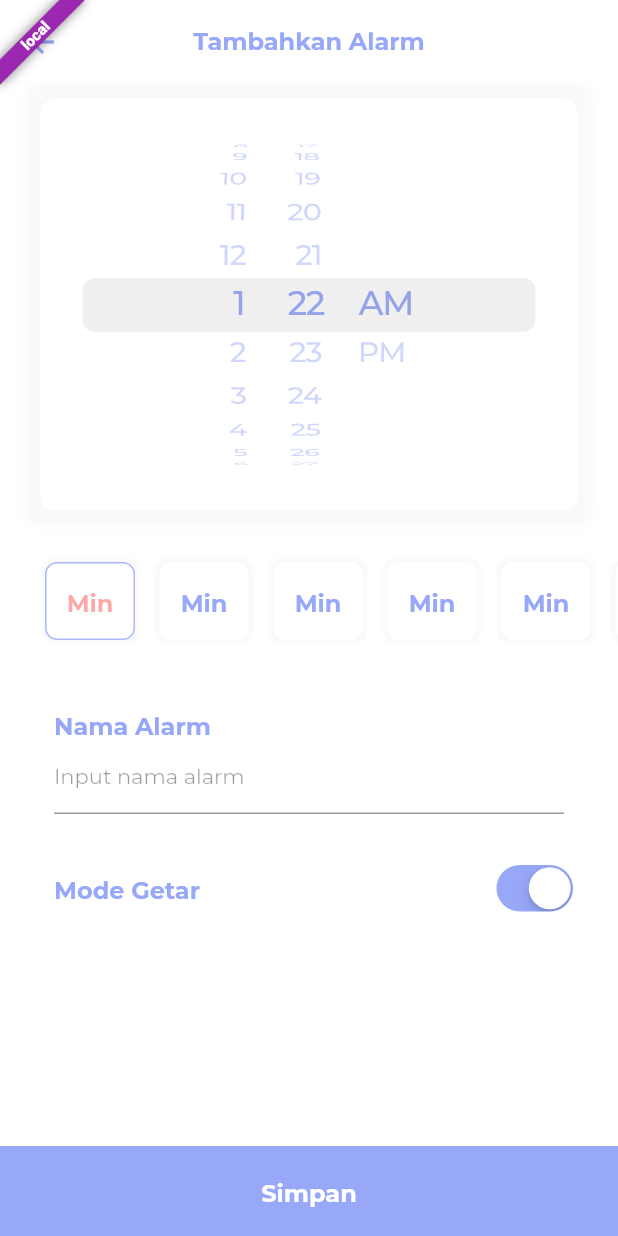
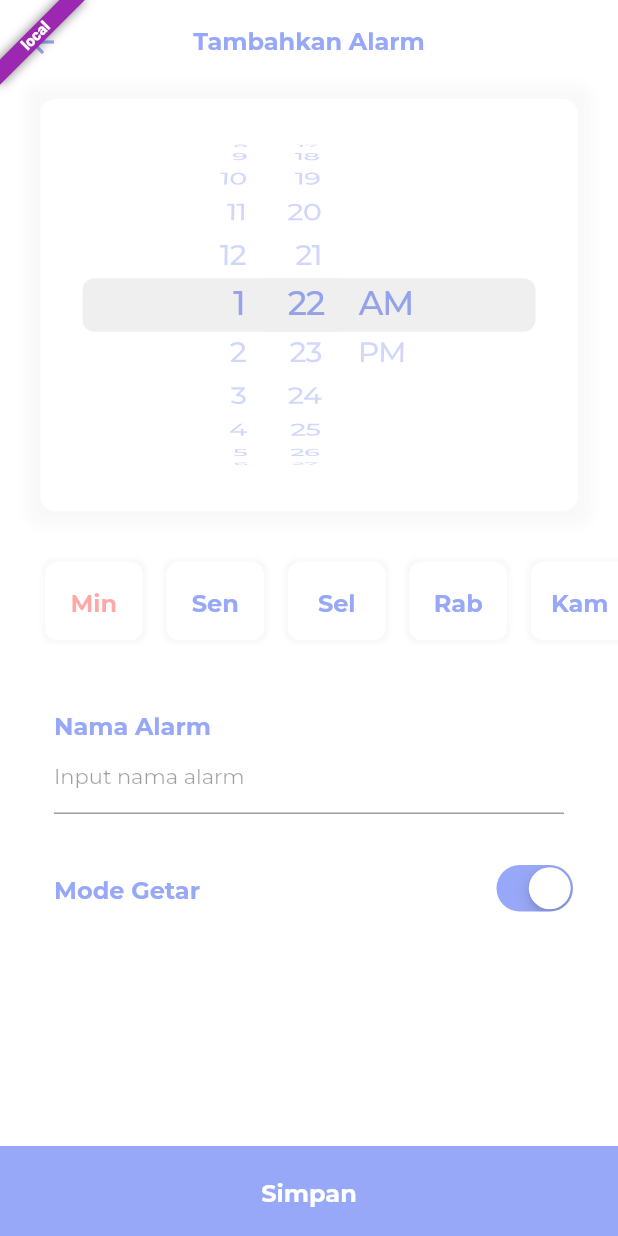
Before and after one commit to milzamhibatullah/digital_clock, a Flutter app: the CreateAlarmPage screen opened by its route, after a tap on an icon or button, on a phone screen of 412 x 824 dp. Run offline on Flutter 3.47's test engine with Material 2 defaults, Android fonts, the light colour scheme and no system bars; our stand-ins replace flutter_secure_storage, get, google_fonts; accounts and stored records are empty.

Commit message:
initial repeat days on controller

```diff
--- /dev/null
+++ b/lib/domain/core/model/days.model.dart
@@ -0,0 +1,6 @@
+
+class DayModel {
+  final String name;
+  bool selected;
+  DayModel({required this.name,required this.selected});
+}
--- a/lib/presentation/home/alarm/create.alarm.page.dart
+++ b/lib/presentation/home/alarm/create.alarm.page.dart
@@ -10,7 +10,12 @@ class CreateAlarmPage extends GetView<HomeController> {
 
   @override
   Widget build(BuildContext context) {
-    return Scaffold(
+    return WillPopScope(
+        onWillPop: (){
+          controller.resetDays();
+          return Future.value(true);
+        },
+        child: Obx(()=>Scaffold(
           backgroundColor: Colors.white,
           extendBodyBehindAppBar: true,
           appBar: AppBar(
@@ -92,9 +97,14 @@ class CreateAlarmPage extends GetView<HomeController> {
                       scrollDirection: Axis.horizontal,
                       padding: const EdgeInsets.all(4.0),
                       children: List.generate(
-                    7,
-                    (index) => Container(
-                      width: 60.0,
+                        controller.days.value.length,
+                            (index) => GestureDetector(
+                          onTap: () {
+                            controller.selectDays(index);
+                          },
+                          behavior: HitTestBehavior.opaque,
+                          child: Container(
+                            width: 65.0,
                             padding: const EdgeInsets.all(10.0),
                             margin: EdgeInsets.only(
                                 left: index == 0 ? 26.0 : 16.0,
@@ -103,8 +113,10 @@ class CreateAlarmPage extends GetView<HomeController> {
                                 color: Colors.white,
                                 borderRadius: BorderRadius.circular(8.0),
                                 border: Border.all(
-                              color: index == 0
-                                  ? AppsColor.primaryColor.withOpacity(0.8)
+                                    color: controller
+                                        .days.value[index].selected
+                                        ? AppsColor.primaryColor
+                                        .withOpacity(0.8)
                                         : Colors.white),
                                 boxShadow: [
                                   BoxShadow(
@@ -114,10 +126,11 @@ class CreateAlarmPage extends GetView<HomeController> {
                                 ]),
                             child: Center(
                               child: appText.title(
-                            text: 'Min',
+                                  text: controller.days.value[index].name,
                                   color: index == 0
                                       ? Colors.redAccent.withOpacity(0.5)
                                       : AppsColor.primaryColor),
+                            ),
                           ),
                         ),
                       ),
@@ -135,13 +148,15 @@ class CreateAlarmPage extends GetView<HomeController> {
                       crossAxisAlignment: CrossAxisAlignment.start,
                       children: [
                         appText.title(
-                        text: 'Nama Alarm', color: AppsColor.primaryColor),
+                            text: 'Nama Alarm',
+                            color: AppsColor.primaryColor),
                         TextFormField(
                           style: appText.styles(),
                           decoration: InputDecoration(
                               hintText: 'Input nama alarm',
                               hintStyle: appText.styles(
-                              color: Colors.black38, weigth: FontWeight.normal),
+                                  color: Colors.black38,
+                                  weigth: FontWeight.normal),
                               focusedBorder: const UnderlineInputBorder(
                                   borderSide: BorderSide.none)),
                         ),
@@ -164,7 +179,8 @@ class CreateAlarmPage extends GetView<HomeController> {
                         Expanded(
                           flex: 1,
                           child: appText.title(
-                          text: 'Mode Getar', color: AppsColor.primaryColor),
+                              text: 'Mode Getar',
+                              color: AppsColor.primaryColor),
                         ),
                         CupertinoSwitch(
                           value: true,
@@ -180,6 +196,6 @@ class CreateAlarmPage extends GetView<HomeController> {
               ),
             ),
           ),
-    );
+        )));
   }
 }
--- a/lib/presentation/home/controllers/home.controller.dart
+++ b/lib/presentation/home/controllers/home.controller.dart
@@ -1,11 +1,48 @@
+import 'package:Dclock/domain/core/model/days.model.dart';
 import 'package:get/get.dart';
 
 class HomeController extends GetxController {
-  //TODO: Implement HomeController
+  var days = <DayModel>[].obs;
 
-  final count = 0.obs;
+  @override
+  void onInit() {
+    _setUpDays();
+    super.onInit();
+  }
 
+  _setUpDays() {
+    var tempDays = <DayModel>[];
+    tempDays.add(DayModel(name: 'Min', selected: false));
+    tempDays.add(DayModel(name: 'Sen', selected: false));
+    tempDays.add(DayModel(name: 'Sel', selected: false));
+    tempDays.add(DayModel(name: 'Rab', selected: false));
+    tempDays.add(DayModel(name: 'Kam', selected: false));
+    tempDays.add(DayModel(name: 'Jum', selected: false));
+    tempDays.add(DayModel(name: 'Sab', selected: false));
 
+    days.value=tempDays;
+    days.refresh();
+  }
 
-  void increment() => count.value++;
+  resetDays() {
+    var tempDays = <DayModel>[];
+    tempDays = days.value;
+    for (var element in tempDays) {
+      element.selected = false;
+    }
+
+    days.value = tempDays;
+  }
+
+  selectDays(int index) {
+    var tempDays = <DayModel>[];
+    tempDays = days.value;
+    tempDays[index].selected
+        ? tempDays[index].selected = false
+        : tempDays[index].selected = true;
+
+    days.value=tempDays;
+    days.refresh();
+
+  }
 }
```
Lines whose indentation alone changed are shown as unchanged.
